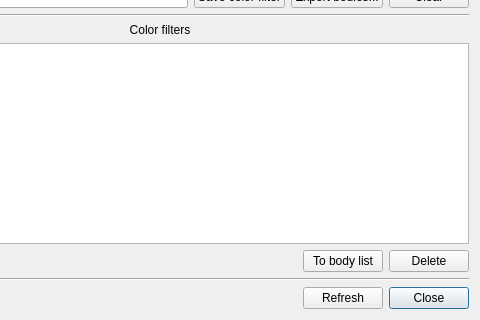
janelia-flyem/NeuTu, file neurolabi/gui/dialogs/flyembodyinfodialog.ui: the form before one commit; both pictures show x 160 to 640 and y 480 to 800 of the 640 by 800 pixel window.
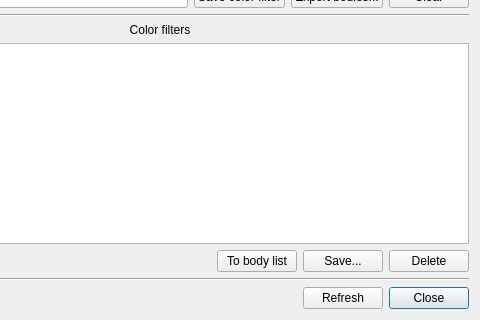
The form after the commit.

Commit message: added save color map to disk

Patch:
```diff
--- a/neurolabi/gui/dialogs/flyembodyinfodialog.ui
+++ b/neurolabi/gui/dialogs/flyembodyinfodialog.ui
@@ -195,6 +195,13 @@
        </property>
       </widget>
      </item>
+     <item>
+      <widget class="QPushButton" name="saveButton">
+       <property name="text">
+        <string>Save...</string>
+       </property>
+      </widget>
+     </item>
      <item>
       <widget class="QPushButton" name="deleteButton">
        <property name="text">
```
The commit also changes 2 other files.
